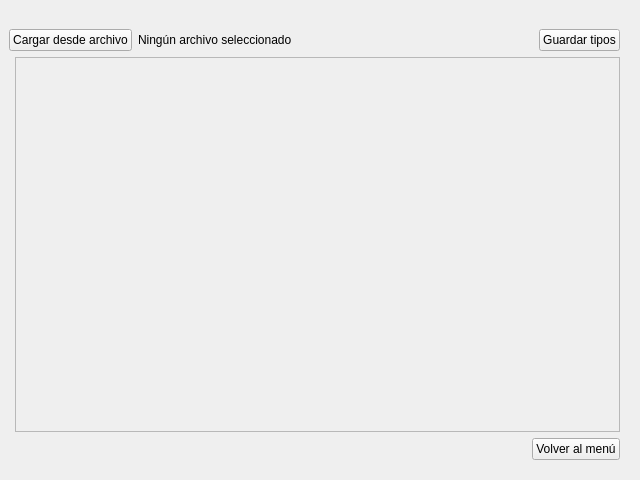
First picture: the form in sql_judge/view/qt_view/custom_types/load_custom_types_view.ui, repository r4ulill0/gui_dbjudge, before the edit.
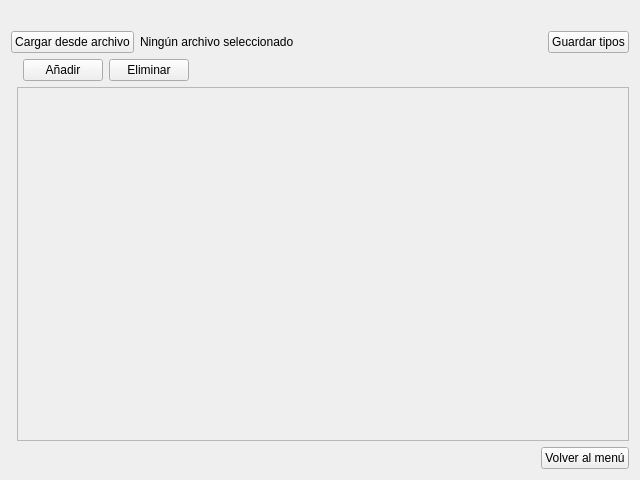
Second picture: the form after the edit.

Commit message: Added removing rows and columns Added inserting new rows

Patch:
```diff
--- a/sql_judge/view/qt_view/custom_types/load_custom_types_view.ui
+++ b/sql_judge/view/qt_view/custom_types/load_custom_types_view.ui
@@ -13,15 +13,8 @@
   <property name="windowTitle">
    <string>Form</string>
   </property>
-  <widget class="QWidget" name="gridLayoutWidget">
-   <property name="geometry">
-    <rect>
-     <x>9</x>
-     <y>9</y>
-     <width>611</width>
-     <height>451</height>
-    </rect>
-   </property>
+  <layout class="QGridLayout" name="gridLayout_3">
+   <item row="0" column="0">
    <layout class="QGridLayout" name="gridLayout">
     <item row="1" column="0" colspan="5">
      <layout class="QHBoxLayout" name="horizontalLayout">
@@ -104,20 +97,55 @@
         <rect>
          <x>0</x>
          <y>0</y>
-         <width>601</width>
-         <height>357</height>
+          <width>612</width>
+          <height>335</height>
         </rect>
        </property>
        <layout class="QGridLayout" name="gridLayout_2">
-        <item row="0" column="0" colspan="2">
+         <item row="1" column="0" colspan="2">
          <layout class="QHBoxLayout" name="type_column_container"/>
         </item>
        </layout>
       </widget>
      </widget>
     </item>
-   </layout>
-  </widget>
+     <item row="2" column="2" colspan="3">
+      <layout class="QHBoxLayout" name="horizontalLayout_2">
+       <property name="topMargin">
+        <number>0</number>
+       </property>
+       <item>
+        <widget class="QPushButton" name="add_button">
+         <property name="text">
+          <string>Añadir</string>
+         </property>
+        </widget>
+       </item>
+       <item>
+        <widget class="QPushButton" name="delete_button">
+         <property name="text">
+          <string>Eliminar</string>
+         </property>
+        </widget>
+       </item>
+       <item>
+        <spacer name="horizontalSpacer_3">
+         <property name="orientation">
+          <enum>Qt::Horizontal</enum>
+         </property>
+         <property name="sizeHint" stdset="0">
+          <size>
+           <width>40</width>
+           <height>20</height>
+          </size>
+         </property>
+        </spacer>
+       </item>
+      </layout>
+     </item>
+    </layout>
+   </item>
+  </layout>
  </widget>
  <resources/>
  <connections/>
```
Lines whose indentation alone changed are shown as unchanged. The commit also changes 3 other files.
